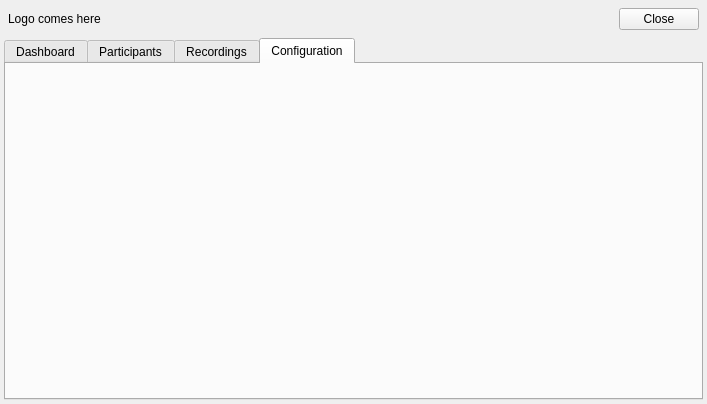
The window that Modules/Home/Resources/UI/Home.ui (EBATINCA/TrainUS) describes before a commit, drawn with Qt 5.
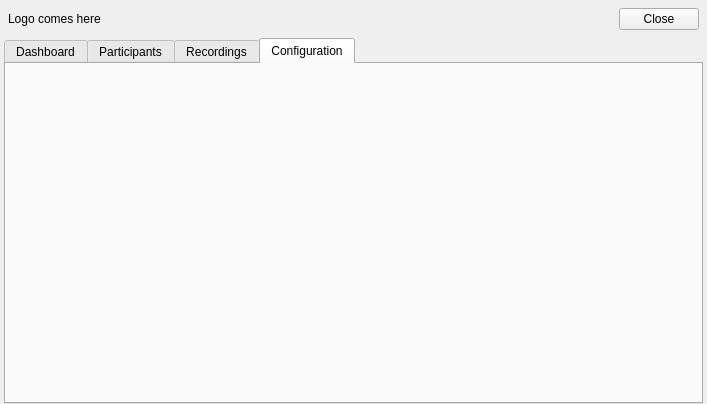
The same window after the commit. Custom widgets are drawn as their Qt base class.

Diff of the .ui file:
```diff
--- a/Modules/Home/Resources/UI/Home.ui
+++ b/Modules/Home/Resources/UI/Home.ui
@@ -27,7 +27,7 @@
     <number>4</number>
    </property>
    <property name="bottomMargin">
-    <number>4</number>
+    <number>0</number>
    </property>
    <item>
     <widget class="QFrame" name="headerFrame">
```
